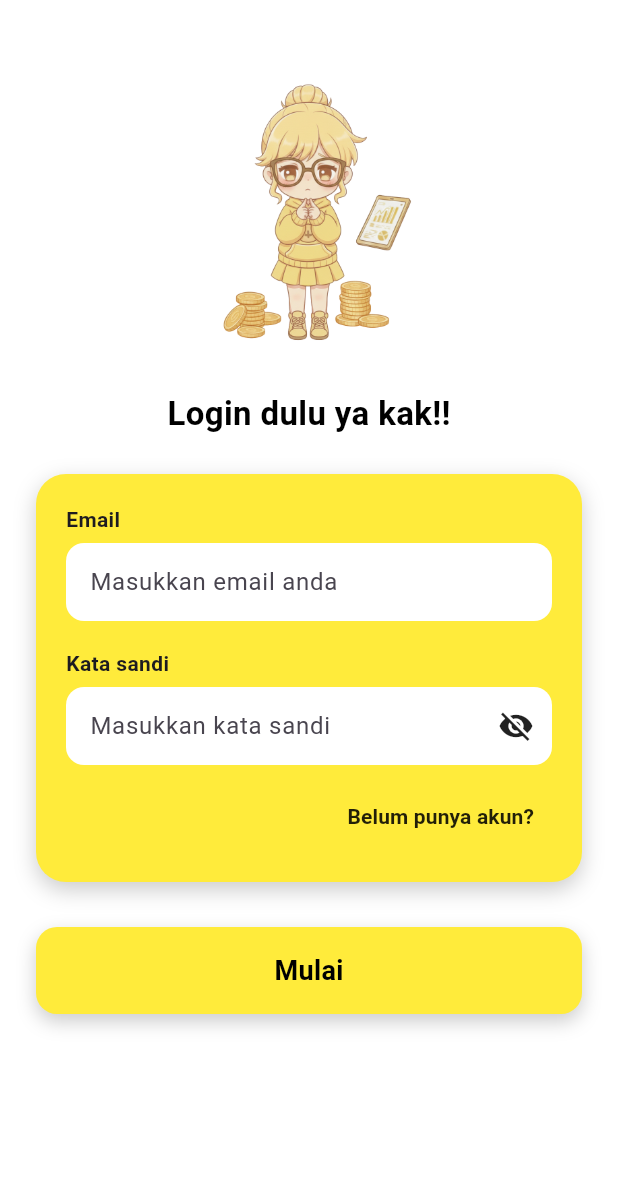
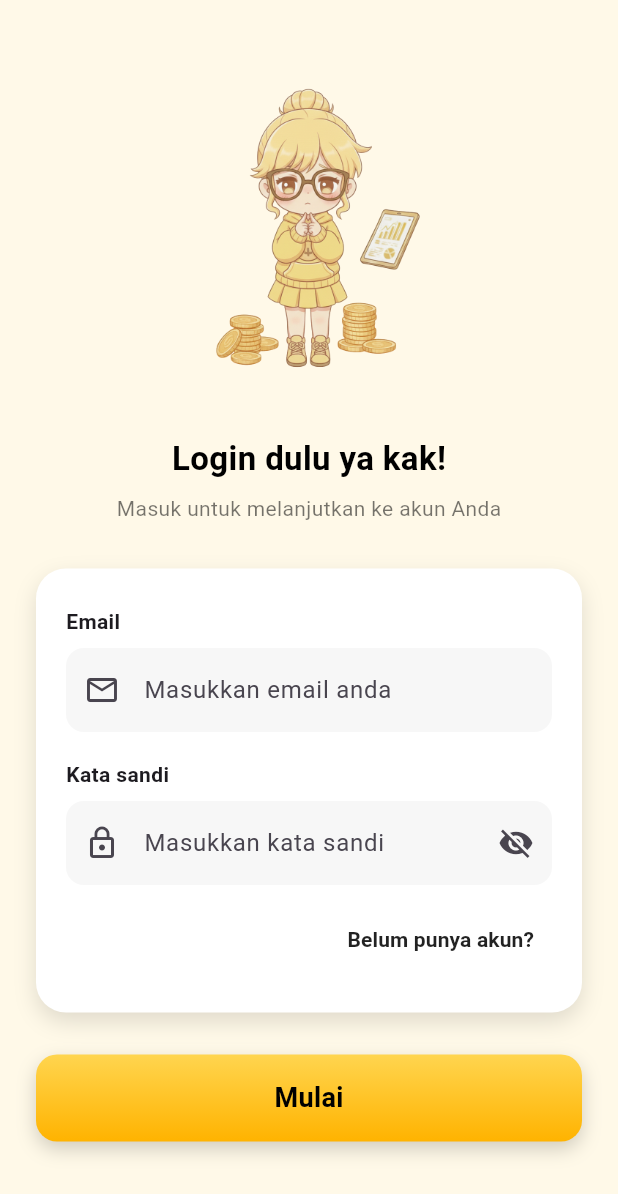
Before and after one commit to yaya7807-ai/mobile-kelompok-09, a Flutter app: the LoginScreen screen opened directly, on a phone screen of 412 x 824 dp. Shown: the top 1194 px of the screen. Run offline on Flutter 3.47's test engine with Material 3 defaults, Android fonts, the phone set to English and light mode, and no system bars; our stand-ins replace cloud_firestore, firebase_auth, firebase_core, fl_chart, flutter_svg; accounts and stored records are empty.

Commit message:
perubahan lagi pada tampilan UI login screen

```diff
--- a/mydompet/lib/screens/login_screen.dart
+++ b/mydompet/lib/screens/login_screen.dart
@@ -20,7 +20,9 @@ class _LoginScreenState extends State<LoginScreen> {
   @override
   Widget build(BuildContext context) {
     return Scaffold(
-      backgroundColor: Colors.white,
+      backgroundColor: const Color(
+        0xffFFF9E8,
+      ), // warna background lembut kayak di gambar
       body: SafeArea(
         child: SingleChildScrollView(
           padding: const EdgeInsets.symmetric(horizontal: 24),
@@ -28,19 +30,19 @@ class _LoginScreenState extends State<LoginScreen> {
             children: [
               const SizedBox(height: 20),
 
-              // GAMBAR CHIBI
+              // GAMBAR DI ATAS
               Center(
                 child: Image.asset(
                   "assets/images/login.png",
-                  height: 230,
+                  height: 250,
                   fit: BoxFit.contain,
                 ),
               ),
 
-              const SizedBox(height: 10),
+              const SizedBox(height: 20),
 
               const Text(
-                "Login dulu ya kak!!",
+                "Login dulu ya kak!",
                 style: TextStyle(
                   fontSize: 22,
                   fontWeight: FontWeight.w700,
@@ -48,22 +50,29 @@ class _LoginScreenState extends State<LoginScreen> {
                 ),
               ),
 
-              const SizedBox(height: 25),
+              const SizedBox(height: 8),
+              const Text(
+                "Masuk untuk melanjutkan ke akun Anda",
+                style: TextStyle(fontSize: 14, color: Colors.black54),
+              ),
 
-              // CARD FORM
+              const SizedBox(height: 30),
+
+              // CARD FORM PUTIH
               Container(
+                width: double.infinity,
                 padding: const EdgeInsets.symmetric(
                   horizontal: 20,
-                  vertical: 20,
+                  vertical: 25,
                 ),
                 decoration: BoxDecoration(
-                  color: Colors.yellow,
+                  color: Colors.white,
                   borderRadius: BorderRadius.circular(20),
                   boxShadow: [
                     BoxShadow(
-                      color: Colors.black.withOpacity(0.2),
+                      color: Colors.black.withOpacity(0.12),
                       blurRadius: 12,
-                      offset: const Offset(0, 5),
+                      offset: const Offset(0, 6),
                     ),
                   ],
                 ),
@@ -79,22 +88,19 @@ class _LoginScreenState extends State<LoginScreen> {
                           fontSize: 14,
                         ),
                       ),
-                      const SizedBox(height: 6),
+                      const SizedBox(height: 8),
 
-                      // EMAIL FIELD
-                      Container(
-                        decoration: BoxDecoration(
-                          color: Colors.white,
+                      // EMAIL INPUT
+                      TextFormField(
+                        controller: _emailController,
+                        decoration: InputDecoration(
+                          hintText: "Masukkan email anda",
+                          filled: true,
+                          fillColor: const Color(0xffF7F7F7),
+                          prefixIcon: const Icon(Icons.email_outlined),
+                          border: OutlineInputBorder(
                             borderRadius: BorderRadius.circular(12),
-                        ),
-                        child: TextFormField(
-                          controller: _emailController,
-                          decoration: const InputDecoration(
-                            hintText: "Masukkan email anda",
-                            border: InputBorder.none,
-                            contentPadding: EdgeInsets.symmetric(
-                              horizontal: 16,
-                              vertical: 14,
+                            borderSide: BorderSide.none,
                           ),
                         ),
                         validator: (value) {
@@ -103,7 +109,6 @@ class _LoginScreenState extends State<LoginScreen> {
                           }
                           return null;
                         },
-                        ),
                       ),
 
                       const SizedBox(height: 18),
@@ -115,36 +120,32 @@ class _LoginScreenState extends State<LoginScreen> {
                           fontSize: 14,
                         ),
                       ),
-                      const SizedBox(height: 6),
+                      const SizedBox(height: 8),
 
-                      // PASSWORD FIELD
-                      Container(
-                        decoration: BoxDecoration(
-                          color: Colors.white,
-                          borderRadius: BorderRadius.circular(12),
-                        ),
-                        child: TextFormField(
+                      // PASSWORD INPUT
+                      TextFormField(
                         controller: _passwordController,
                         obscureText: !_isPasswordVisible,
                         decoration: InputDecoration(
                           hintText: "Masukkan kata sandi",
-                            border: InputBorder.none,
-                            contentPadding: const EdgeInsets.symmetric(
-                              horizontal: 16,
-                              vertical: 14,
-                            ),
+                          filled: true,
+                          fillColor: const Color(0xffF7F7F7),
+                          prefixIcon: const Icon(Icons.lock_outline),
                           suffixIcon: IconButton(
                             icon: Icon(
                               _isPasswordVisible
                                   ? Icons.visibility
                                   : Icons.visibility_off,
-                                color: Colors.black87,
                             ),
                             onPressed: () {
                               setState(() {
                                 _isPasswordVisible = !_isPasswordVisible;
                               });
                             },
+                          ),
+                          border: OutlineInputBorder(
+                            borderRadius: BorderRadius.circular(12),
+                            borderSide: BorderSide.none,
                           ),
                         ),
                         validator: (value) {
@@ -154,11 +155,9 @@ class _LoginScreenState extends State<LoginScreen> {
                           return null;
                         },
                       ),
-                      ),
 
-                      const SizedBox(height: 10),
+                      const SizedBox(height: 12),
 
-                      // TEXT KE REGISTER
                       Align(
                         alignment: Alignment.centerRight,
                         child: TextButton(
@@ -173,8 +172,8 @@ class _LoginScreenState extends State<LoginScreen> {
                           child: const Text(
                             "Belum punya akun?",
                             style: TextStyle(
+                              fontWeight: FontWeight.w600,
                               color: Colors.black87,
-                              fontWeight: FontWeight.w600,
                             ),
                           ),
                         ),
@@ -184,7 +183,7 @@ class _LoginScreenState extends State<LoginScreen> {
                 ),
               ),
 
-              const SizedBox(height: 30),
+              const SizedBox(height: 28),
 
               // BUTTON MULAI
               GestureDetector(
@@ -212,11 +211,15 @@ class _LoginScreenState extends State<LoginScreen> {
                   width: double.infinity,
                   padding: const EdgeInsets.symmetric(vertical: 16),
                   decoration: BoxDecoration(
-                    color: Colors.yellow,
+                    gradient: const LinearGradient(
+                      colors: [Color(0xffFFD54F), Color(0xffFFB300)],
+                      begin: Alignment.topCenter,
+                      end: Alignment.bottomCenter,
+                    ),
                     borderRadius: BorderRadius.circular(14),
                     boxShadow: [
                       BoxShadow(
-                        color: Colors.black.withOpacity(0.2),
+                        color: Colors.black.withOpacity(0.18),
                         blurRadius: 10,
                         offset: const Offset(0, 5),
                       ),
@@ -226,15 +229,15 @@ class _LoginScreenState extends State<LoginScreen> {
                   child: const Text(
                     "Mulai",
                     style: TextStyle(
-                      color: Colors.black,
                       fontWeight: FontWeight.w700,
                       fontSize: 18,
+                      color: Colors.black,
                     ),
                   ),
                 ),
               ),
 
-              const SizedBox(height: 30),
+              const SizedBox(height: 40),
             ],
           ),
         ),
```
Lines whose indentation alone changed are shown as unchanged.
